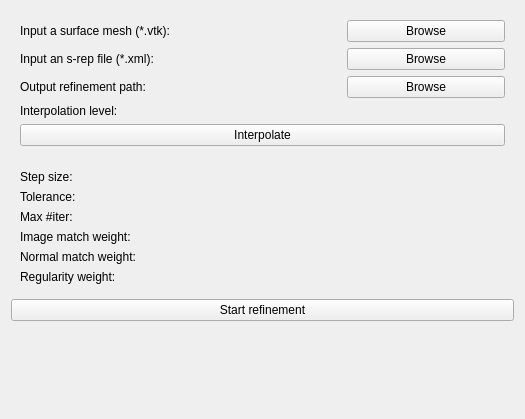
This is SkeletalRepresentationRefiner/Resources/UI/qSlicerSkeletalRepresentationRefinerModuleWidget.ui in KitwareMedical/SlicerSkeletalRepresentation as Qt 5 draws it before an edit. The edited form follows.
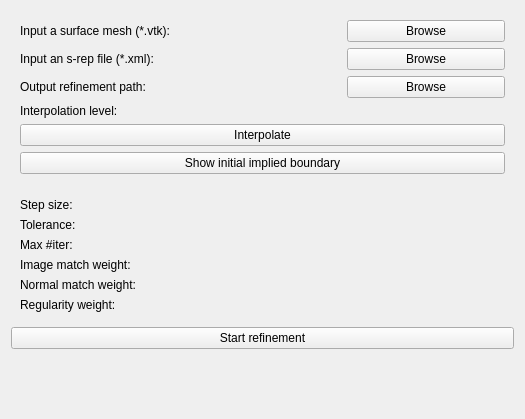
This is the edited form. Custom widgets are drawn as their Qt base class.

The edit to the form file:
```diff
--- a/SkeletalRepresentationRefiner/Resources/UI/qSlicerSkeletalRepresentationRefinerModuleWidget.ui
+++ b/SkeletalRepresentationRefiner/Resources/UI/qSlicerSkeletalRepresentationRefinerModuleWidget.ui
@@ -132,6 +132,13 @@
         </property>
        </widget>
       </item>
+      <item>
+       <widget class="QPushButton" name="btn_initial_bdry">
+        <property name="text">
+         <string>Show initial implied boundary</string>
+        </property>
+       </widget>
+      </item>
      </layout>
     </widget>
    </item>
```
